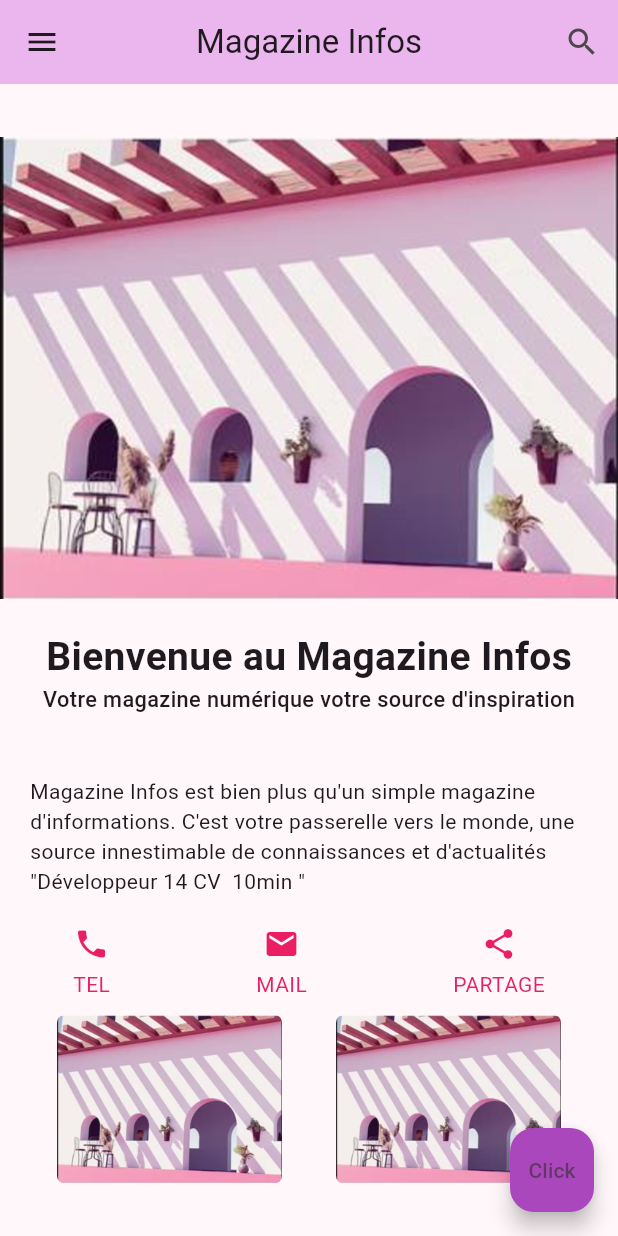
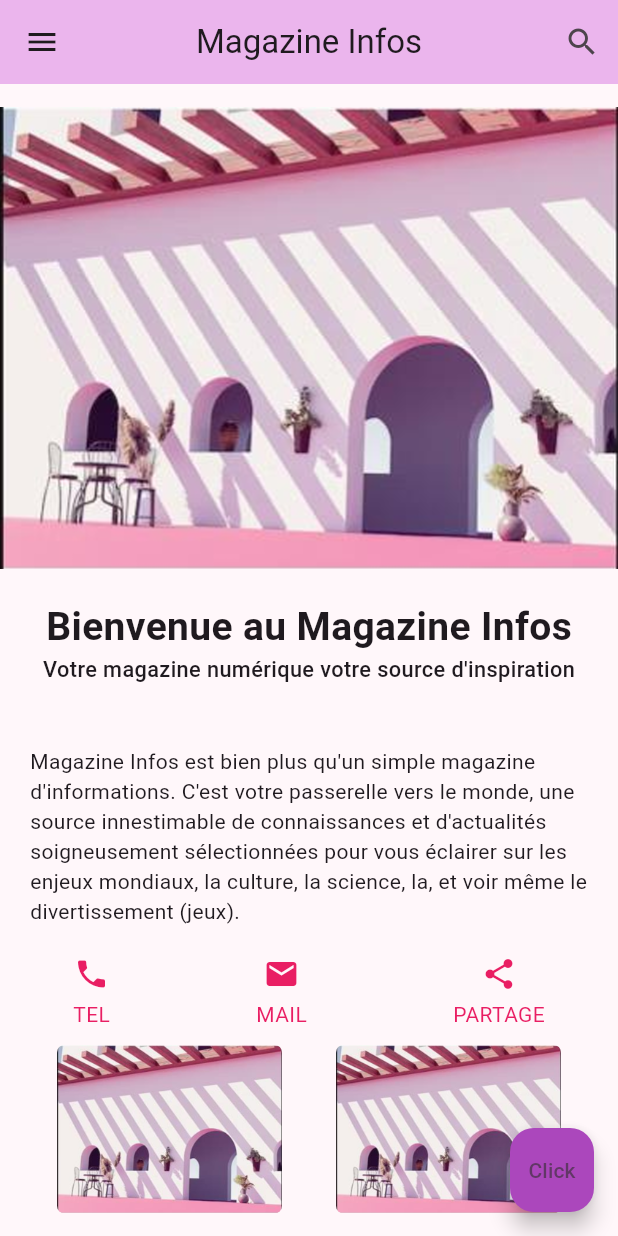
Before and after one commit to Matthieu96Code/MagazineInfo_flutter, a Flutter app: the screen it shows after launch, on a phone screen of 412 x 824 dp. Run offline on Flutter 3.47's test engine with Material 3 defaults, Android fonts, the phone set to English and light mode, and no system bars.

Commit message:
Add complete text

```diff
--- a/lib/main.dart
+++ b/lib/main.dart
@@ -98,7 +98,7 @@ class PartieTexte extends StatelessWidget {
   Widget build(BuildContext context) {
     return Container(
       padding: EdgeInsets.all(20),
-      child: Text('Magazine Infos est bien plus qu\'un simple magazine d\'informations. C\'est votre passerelle vers le monde, une source innestimable de connaissances et d\'actualités "Développeur 14 CV  10min "'),
+      child: Text('Magazine Infos est bien plus qu\'un simple magazine d\'informations. C\'est votre passerelle vers le monde, une source innestimable de connaissances et d\'actualités soigneusement sélectionnées pour vous éclairer sur les enjeux mondiaux, la culture, la science, la, et voir même le divertissement (jeux).'),
     );
   }
 }
```
